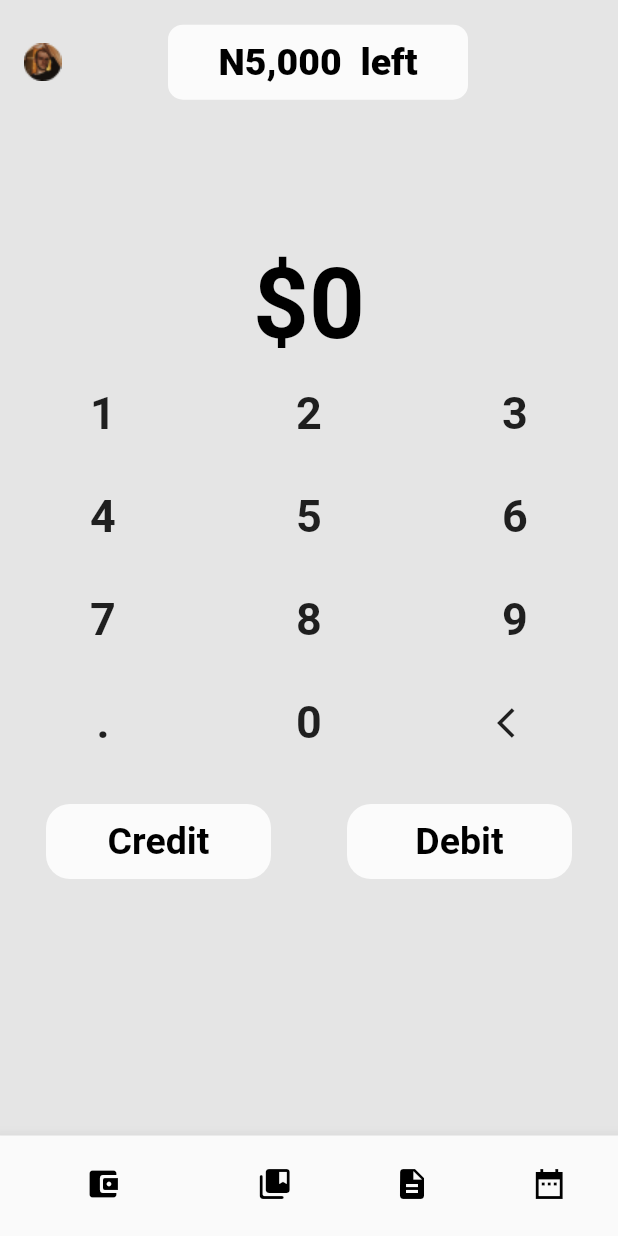
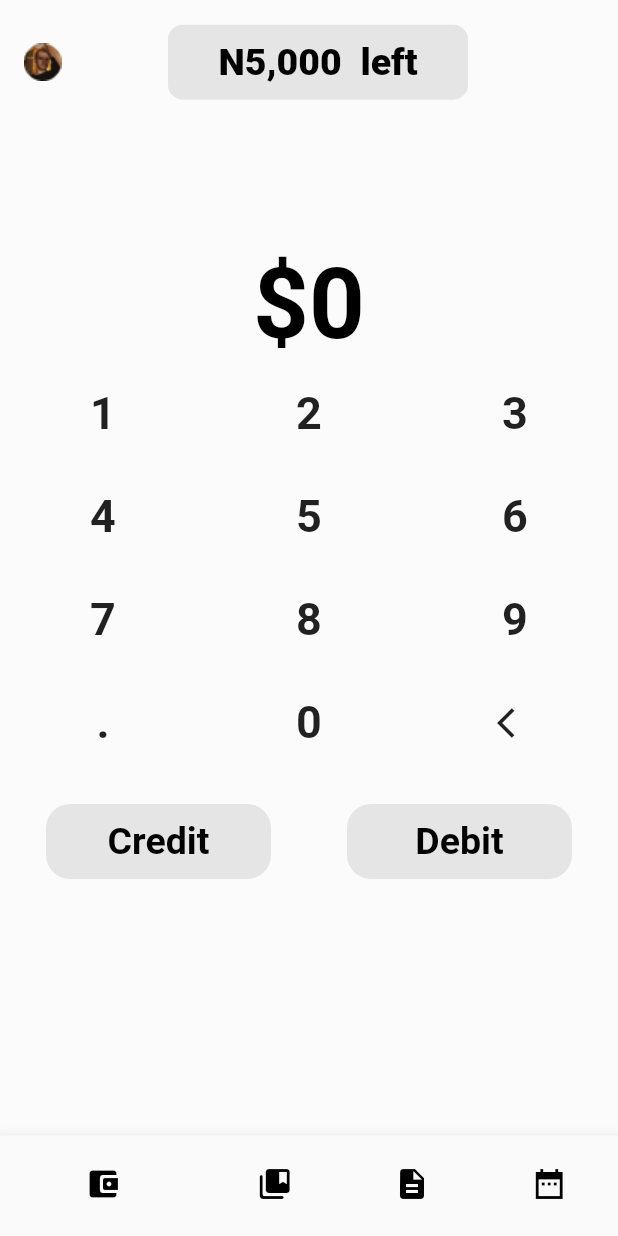
Before and after one commit to AKINYELE123/budgit-Application, a Flutter app: the screen it shows after launch, on a phone screen of 412 x 824 dp. Run offline on Flutter 3.47's test engine with Material 2 defaults, Android fonts, the phone set to English and light mode, and no system bars; Roboto replaces fonts that are missing (Caros).

Commit message:
budgit app

```diff
--- a/lib/ui/CustomKeyboard.dart
+++ b/lib/ui/CustomKeyboard.dart
@@ -12,8 +12,8 @@ class CustomKeyboard extends StatefulWidget {
 class _CustomKeyboardState extends State<CustomKeyboard> {
 
   Color _black =HexColor("#000000");
-  Color _grey =HexColor("#FBFBFB");
-  Color _white =HexColor("#E5E5E5");
+  Color _grey =HexColor("#E5E5E5");
+  Color _white =HexColor("#FBFBFB");
 
   late List<List<dynamic>> keys;
 
```
